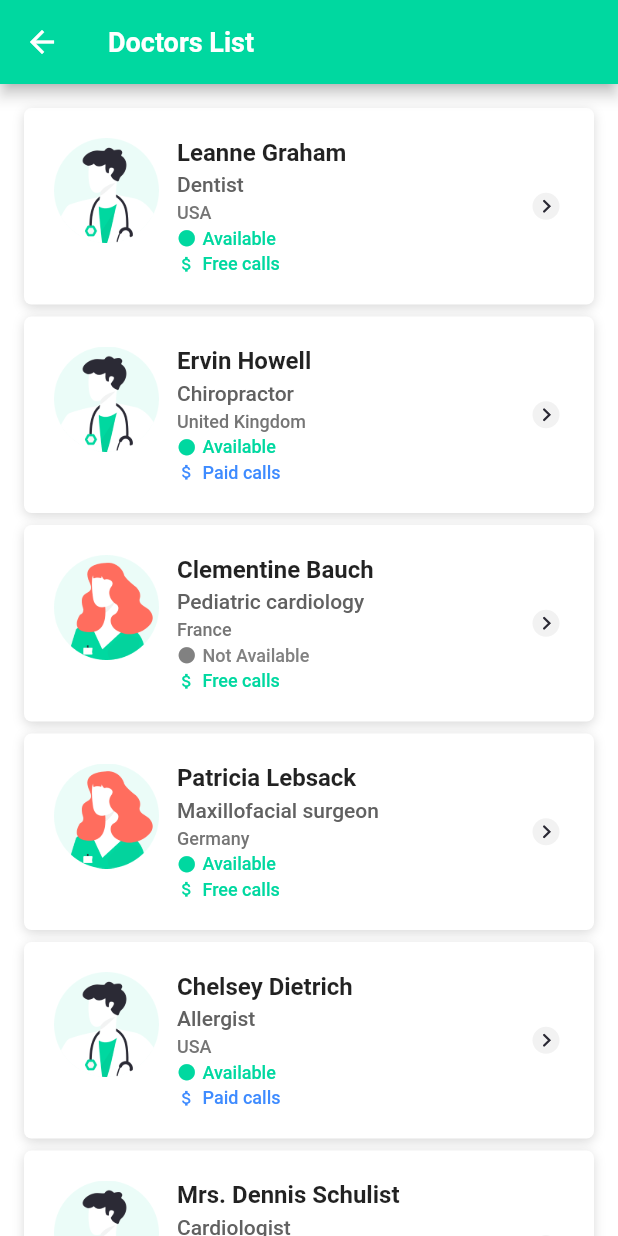
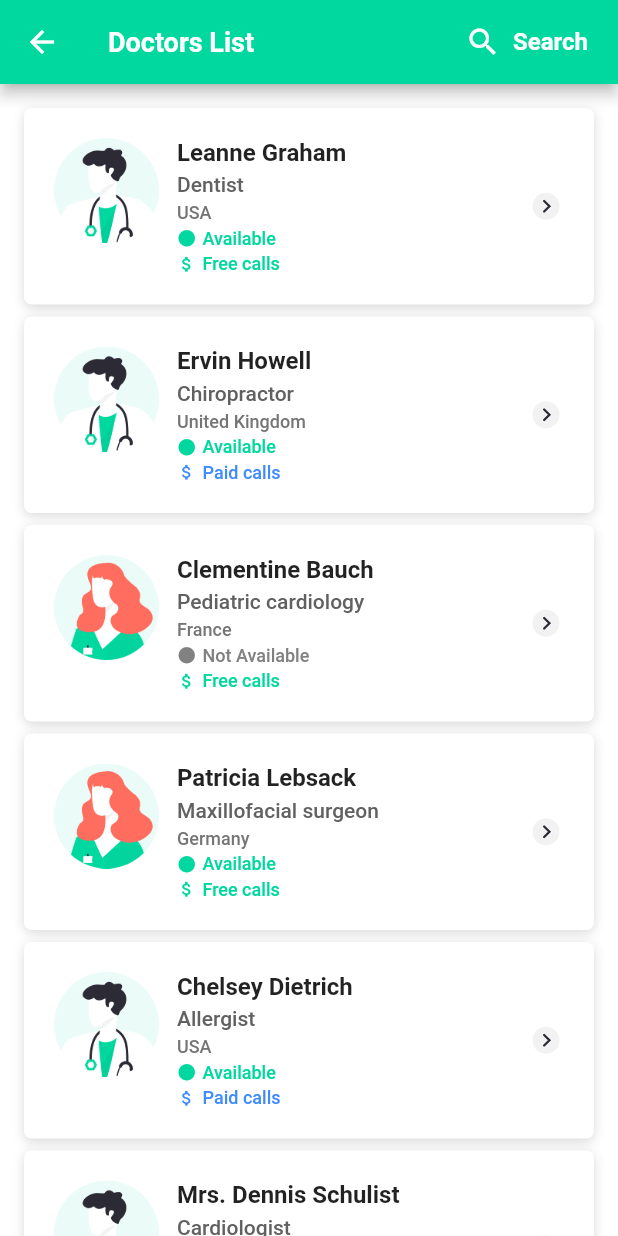
Before and after one commit to Djamel96/doctoVirt, a Flutter app: the DoctorsListMainScreen screen opened directly, on a phone screen of 412 x 824 dp. Run offline on Flutter 3.47's test engine with Material 2 defaults, Android fonts, the phone set to English and light mode, and no system bars; our stand-ins replace dio, email_validator, flutter_keyboard_visibility, flutter_svg, get, permission_handler and 1 more; missing offline and left inert: agora_rtc_engine; accounts and stored records are empty; Roboto replaces fonts that are missing (DMSans).

```diff
--- a/lib/doctorsList/screens/doctors_list_main_screen.dart
+++ b/lib/doctorsList/screens/doctors_list_main_screen.dart
@@ -1,8 +1,11 @@
 import 'package:doctovirt/doctorsList/models/doctor.dart';
+import 'package:doctovirt/doctorsList/screens/search_doctor_screen.dart';
 import 'package:doctovirt/doctorsList/services/get_doctors.dart';
 import 'package:doctovirt/doctorsList/widgets/one_doctor.dart';
+import 'package:doctovirt/elements/custom_inkwell.dart';
 import 'package:doctovirt/them/colors.dart';
 import 'package:flutter/material.dart';
+import 'package:get/get.dart';
 
 class DoctorsListMainScreen extends StatefulWidget {
   const DoctorsListMainScreen({super.key});
@@ -31,6 +34,26 @@ class _DoctorsListMainScreenState extends State<DoctorsListMainScreen> {
       backgroundColor: AppColors.scaffold,
       appBar: AppBar(
         title: const Text("Doctors List"),
+        actions: [
+          CustomInKWell(
+            onTap: () => Get.to(() => const SearchDoctorScreen()),
+            child: Row(
+              mainAxisSize: MainAxisSize.min,
+              children: const [
+                Icon(Icons.search),
+                SizedBox(width: 8),
+                Text(
+                  "Search",
+                  style: TextStyle(
+                      fontSize: 16,
+                      fontWeight: FontWeight.w600,
+                      color: Colors.white),
+                ),
+                SizedBox(width: 20),
+              ],
+            ),
+          )
+        ],
       ),
       body: ListView(
           padding: const EdgeInsets.all(16),
```
Also changed, not shown: lib/doctorsList/screens/search_doctor_screen.dart (added, +49 -0 lines), lib/doctorsList/services/search_doctor_service.dart (added, +18 -0 lines), lib/elements/rich_text_field.dart (+14 -10 lines), 6 other files.
